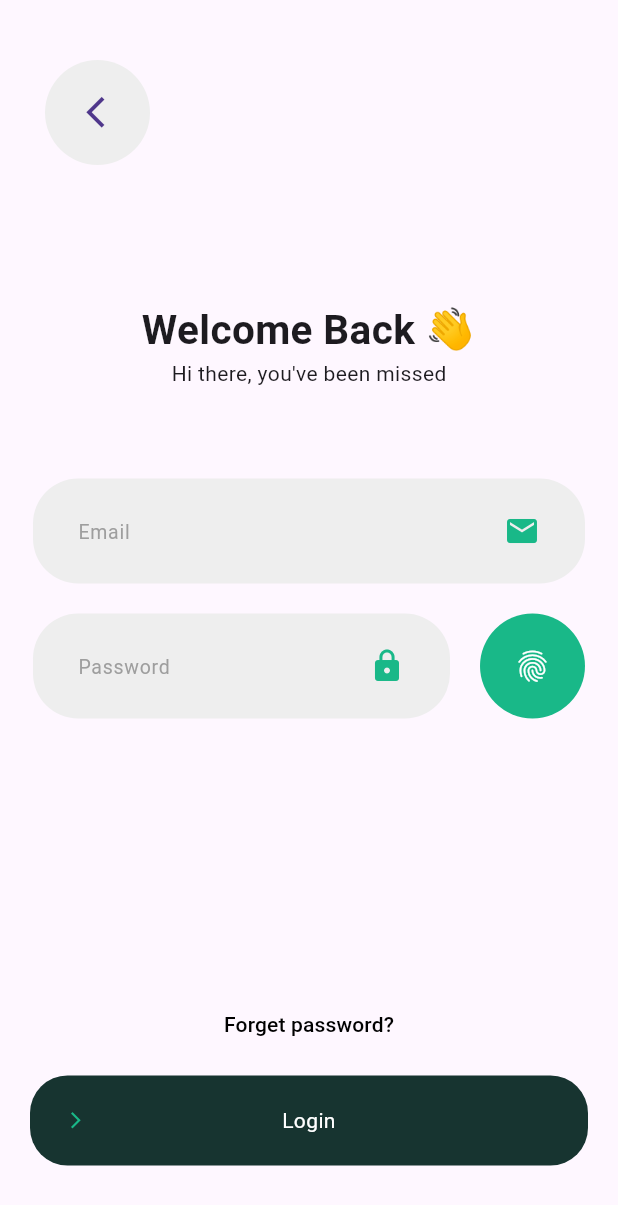
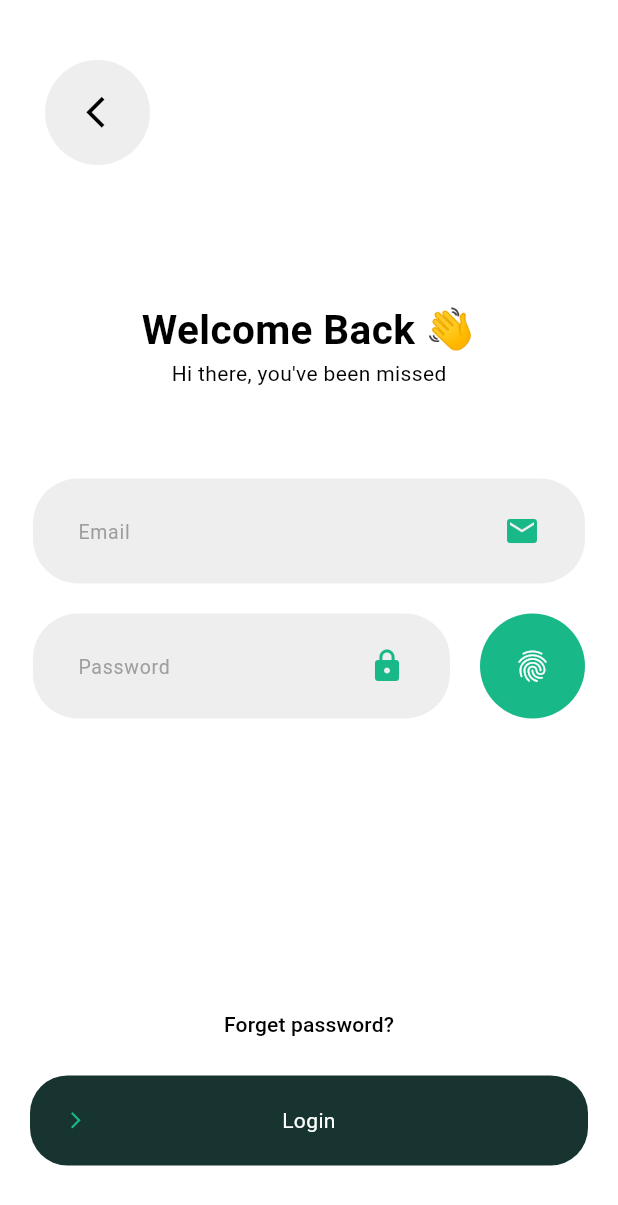
Before and after one commit to Ahmad-Hassan-St/nutri_flex, a Flutter app: the screen it shows after launch, after a tap on the "arrow forward ios" icon, after a tap on "Skip", after a tap on "Login", on a phone screen of 412 x 824 dp. Shown: the top 1205 px of the screen. Run offline on Flutter 3.47's test engine with Material 3 defaults, Android fonts, the phone set to English and light mode, and no system bars; drawn by our look-alikes of slide_to_act; our stand-ins replace flutter_svg, local_auth, percent_indicator; Roboto replaces fonts that are missing (Zen Kaku Gothic Antique).

Commit message:
Add theme file implement the colors with theme textstyle still remaining

```diff
--- a/lib/components/onBoardcontainer.dart
+++ b/lib/components/onBoardcontainer.dart
@@ -23,7 +23,7 @@ class onboardContainer extends StatelessWidget {
       width: double.infinity,
       height: double.infinity,
       decoration: BoxDecoration(
-        color: const Color(0xFFf6f7f7),
+        color: Theme.of(context).colorScheme.tertiary,
         borderRadius: BorderRadius.circular(40),
       ),
       child: Column(
@@ -33,9 +33,10 @@ class onboardContainer extends StatelessWidget {
             child: Text(
               text1,
               style: const TextStyle(
-                  fontFamily: "Zen Kaku Gothic Antique",
-                  fontSize: 26,
-                  fontWeight: FontWeight.bold),
+                fontFamily: "Zen Kaku Gothic Antique",
+                fontSize: 26,
+                fontWeight: FontWeight.bold,
+              ),
             ),
           ),
           const SizedBox(
@@ -57,14 +58,14 @@ class onboardContainer extends StatelessWidget {
               radius: 40,
               lineWidth: 3,
               percent: progress,
-              progressColor: const Color(0xFF19B888),
+              progressColor: Theme.of(context).colorScheme.primary,
               circularStrokeCap: CircularStrokeCap.round,
-              backgroundColor: const Color(0xFFB8C7CB),
+              backgroundColor: Theme.of(context).colorScheme.surface,
               center: FittedBox(
                 child: FloatingActionButton(
                   heroTag: null,
                   elevation: 0,
-                  backgroundColor: const Color(0xFF173430),
+                  backgroundColor: Theme.of(context).colorScheme.secondary,
                   shape: RoundedRectangleBorder(
                       borderRadius: BorderRadius.circular(30)),
                   onPressed: onpressed,
--- a/lib/main.dart
+++ b/lib/main.dart
@@ -1,5 +1,6 @@
 import 'package:flutter/material.dart';
 import 'package:lifefit/screens/splashscreen.dart';
+import 'package:lifefit/utils/app_theme.dart';
 
 void main() {
   runApp(const MyApp());
@@ -14,6 +15,7 @@ class MyApp extends StatelessWidget {
     return  SafeArea(
       child: MaterialApp(
         debugShowCheckedModeBanner: false,
+        theme: appTheme,
         home: SplashScreen(),
       ),
     );
--- a/lib/screens/Loginscreen.dart
+++ b/lib/screens/Loginscreen.dart
@@ -35,10 +35,11 @@ class _LoginScreenState extends State<LoginScreen> {
                         shape: RoundedRectangleBorder(
                             borderRadius: BorderRadius.circular(30)),
                         onPressed: () {},
-                        child: const Padding(
+                        child:  Padding(
                           padding: EdgeInsets.only(left: 8.0),
                           child: Icon(
                             Icons.arrow_back_ios,
+                            color: Theme.of(context).colorScheme.background,
                             size: 20,
                           ),
                         ),
--- a/lib/screens/forgetpasswordscreen.dart
+++ b/lib/screens/forgetpasswordscreen.dart
@@ -37,10 +37,12 @@ class _ForgetPasswordState extends State<ForgetPassword> {
                         onPressed: () {
                           Navigator.pushReplacement(context, MaterialPageRoute(builder: (context)=>LoginScreen()));
                         },
-                        child: const Padding(
-                          padding: EdgeInsets.only(left: 8.0),
+                        child:  Padding(
+                          padding: const EdgeInsets.only(left: 8.0),
                           child: Icon(
                             Icons.arrow_back_ios,
+                            color: Theme.of(context).colorScheme.background,
+
                             size: 20,
                           ),
                         ),
--- a/lib/screens/onboardscreen_1.dart
+++ b/lib/screens/onboardscreen_1.dart
@@ -32,8 +32,8 @@ class _HomeScreenState extends State<HomeScreen> {
               padding: const EdgeInsets.only(top: 40.0, left: 30, right: 30),
               child: TopRow(
                 text: "Skip",
-                textcolor: Colors.black,
-                backgroundcolor: const Color(0xFFf6f7f7),
+                textcolor:Theme.of(context).colorScheme.background,
+                backgroundcolor: Theme.of(context).colorScheme.tertiary,
                 onpressed: () {
                   Navigator.pushReplacement(context, MaterialPageRoute(builder: (context)=>onBoardScreen3()));
                 },
--- a/lib/screens/splashscreen.dart
+++ b/lib/screens/splashscreen.dart
@@ -1,5 +1,6 @@
 import 'dart:async';
 import 'package:flutter/material.dart';
+import 'package:lifefit/constants/colors.dart';
 
 import 'onboardscreen_1.dart';
 
@@ -13,8 +14,8 @@ class _SplashScreenState extends State<SplashScreen> {
   void initState() {
     super.initState();
     Timer(
-      Duration(seconds: 5),
-          () => Navigator.pushReplacement(
+      Duration(seconds: 3),
+      () => Navigator.pushReplacement(
         context,
         MaterialPageRoute(builder: (context) => HomeScreen()),
       ),
@@ -27,7 +28,7 @@ class _SplashScreenState extends State<SplashScreen> {
       body: Container(
         decoration: const BoxDecoration(
           gradient: RadialGradient(
-            colors: [Color(0xFF4AC056), Color(0xFF20BA999)],
+            colors: gradientColor,
             center: Alignment.topCenter,
             radius: 5,
           ),
@@ -38,7 +39,6 @@ class _SplashScreenState extends State<SplashScreen> {
               left: 1,
               bottom: 13,
               child: Image.asset("assets/images/Ornament.png"),
-
             ),
             // Background image
             Center(
--- /dev/null
+++ b/lib/utils/app_theme.dart
@@ -0,0 +1,19 @@
+
+import 'package:flutter/material.dart';
+
+import '../constants/colors.dart';
+
+ThemeData appTheme=ThemeData(
+
+  // brightness: Brightness.light,
+  colorScheme:  const ColorScheme.light(
+    primary: primaryColorGreen,
+    secondary: secondaryDarkGreen,
+    tertiary: whiteColor,
+    background: blackColor,
+    surface: containerWhiteColor,
+    onBackground: Colors.white
+  ),
+  scaffoldBackgroundColor: Colors.white,
+
+);
```
Also changed, not shown: lib/constants/colors.dart (added, +12 -0 lines), lib/screens/onboard_screen3.dart (+11 -7 lines), assets/icons/cancel.svg (added).
